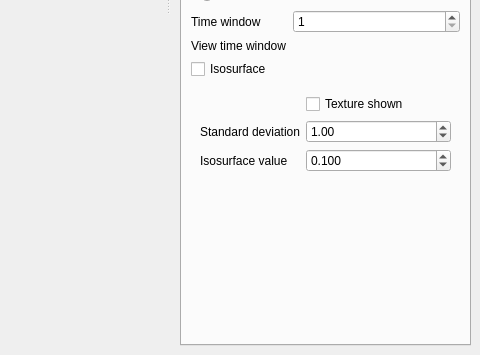
First picture: the form in MainWindow.ui, repository danlipsa/foamvis, before the edit; both pictures show x 641 to 1121 and y 348 to 703 of the 1121 by 703 pixel window.
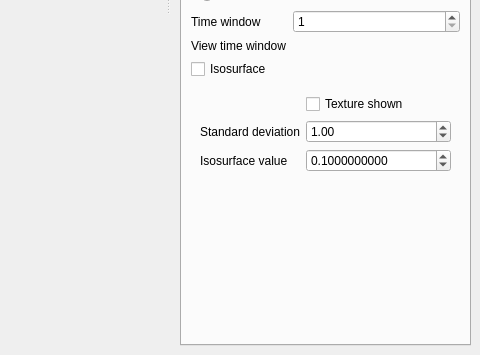
Second picture: the form after the edit. The open tabs and pages were chosen to show the change. Custom widgets are drawn as their Qt base class.

```diff
--- a/MainWindow.ui
+++ b/MainWindow.ui
@@ -1918,7 +1918,7 @@
              <item row="2" column="1">
               <widget class="QDoubleSpinBox" name="doubleSpinBoxT1KDEIsosurfaceValue">
                <property name="decimals">
-                <number>3</number>
+                <number>10</number>
                </property>
                <property name="maximum">
                 <double>1.000000000000000</double>
```
Left out of the diff: 2 changed lines with no effect on the pictures.
